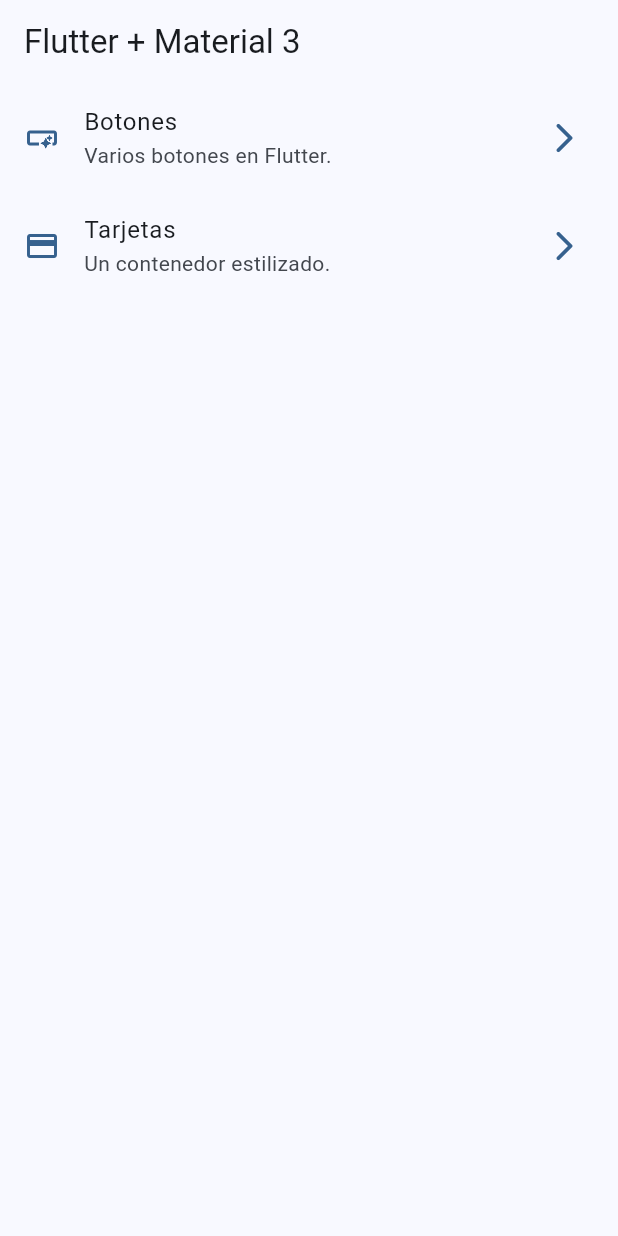
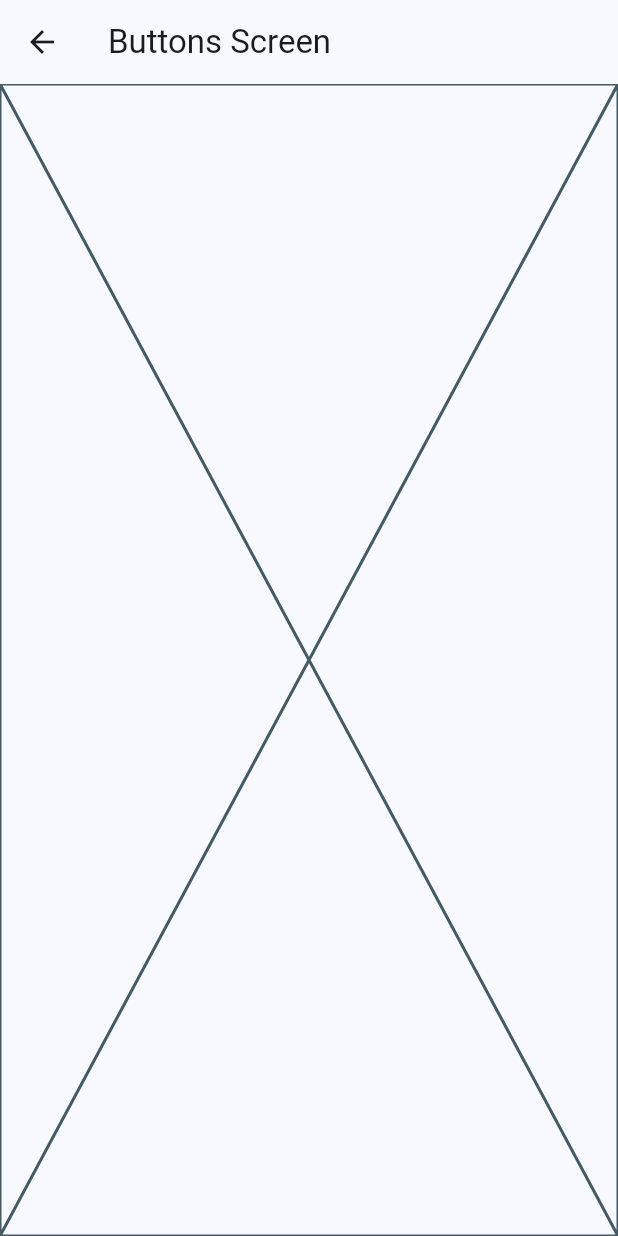
Before and after one commit to juliangrubio/flutter_widget_app, a Flutter app: the screen it shows after launch, after a tap on "Botones", on a phone screen of 412 x 824 dp. Run offline on Flutter 3.47's test engine with Material 2 defaults, Android fonts, the phone set to English and light mode, and no system bars.

```diff
--- a/lib/config/menu/menu_items.dart
+++ b/lib/config/menu/menu_items.dart
@@ -22,6 +22,6 @@ const appMenuItems = <MenuItem>[
   MenuItem(
       title: 'Tarjetas',
       subTitle: 'Un contenedor estilizado.',
-      link: '/card',
+      link: '/cards',
       icon: Icons.credit_card),
 ];
--- a/lib/main.dart
+++ b/lib/main.dart
@@ -1,5 +1,7 @@
 import 'package:flutter/material.dart';
 import 'package:widgets_app/config/theme/app_theme.dart';
+import 'package:widgets_app/presentation/screens/buttons/buttons_screen.dart';
+import 'package:widgets_app/presentation/screens/cards/cards_screen.dart';
 import 'package:widgets_app/presentation/screens/home/home_screen.dart';
 
 void main() {
@@ -21,6 +23,10 @@ class MainApp extends StatelessWidget {
       //   ),
       // ),
       home: const HomeScreen(),
+      routes: {
+        '/buttons': (context) => ButtonsScreen(),
+        '/cards': (context) => CardsScreen(),
+      },
     );
   }
 }
--- /dev/null
+++ b/lib/presentation/screens/buttons/buttons_screen.dart
@@ -0,0 +1,15 @@
+import 'package:flutter/material.dart';
+
+class ButtonsScreen extends StatelessWidget {
+  const ButtonsScreen({super.key});
+
+  @override
+  Widget build(BuildContext context) {
+    return Scaffold(
+      appBar: AppBar(
+        title: const Text('Buttons Screen'),
+      ),
+      body: const Placeholder(),
+    );
+  }
+}
--- a/lib/presentation/screens/home/home_screen.dart
+++ b/lib/presentation/screens/home/home_screen.dart
@@ -1,5 +1,6 @@
 import 'package:flutter/material.dart';
 import 'package:widgets_app/config/menu/menu_items.dart';
+import 'package:widgets_app/presentation/screens/buttons/buttons_screen.dart';
 
 class HomeScreen extends StatelessWidget {
   const HomeScreen({super.key});
@@ -23,7 +24,7 @@ class _HomeView extends StatelessWidget {
   @override
   Widget build(BuildContext context) {
     return ListView.builder(
-      // physics: const BouncingScrollPhysics(),
+      physics: const BouncingScrollPhysics(),
       itemCount: appMenuItems.length,
       itemBuilder: (context, index) {
         final menuItem = appMenuItems[index];
@@ -48,12 +49,24 @@ class _CustomListTile extends StatelessWidget {
     final colors = Theme.of(context).colorScheme;
 
     return ListTile(
-      leading: Icon(menuItem.icon, color: colors.primary,),
-      trailing: Icon(Icons.arrow_forward_ios_rounded, color: colors.primary,),
+      leading: Icon(
+        menuItem.icon,
+        color: colors.primary,
+      ),
+      trailing: Icon(
+        Icons.arrow_forward_ios_rounded,
+        color: colors.primary,
+      ),
       title: Text(menuItem.title),
       subtitle: Text(menuItem.subTitle),
-      onTap: (){
-
+      onTap: () {
+        // ESTO PARA HACERLO EN DURO Y SIN LAS ROUTES DE MAIN
+        // Navigator.of(context).push(
+        //   MaterialPageRoute(
+        //     builder: (context) => const ButtonsScreen(),
+        //   ),
+        // );
+        Navigator.pushNamed(context, menuItem.link);
       },
     );
   }
```
Also changed, not shown: lib/presentation/screens/cards/cards_screen.dart (added, +15 -0 lines).
